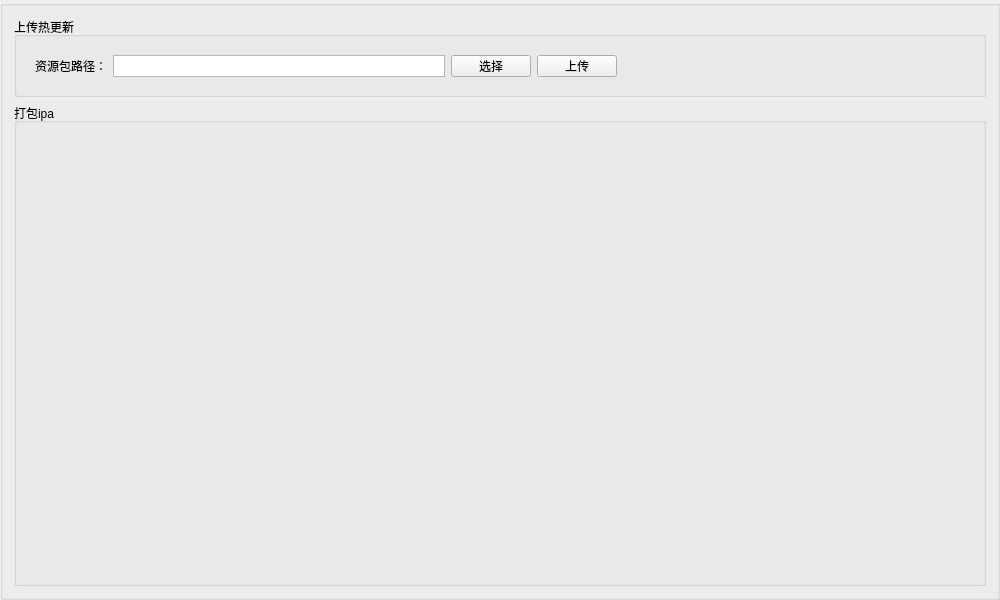
Above: packageBox.ui from MogooStudio/DebugTools before the change. Below: the same form after it.
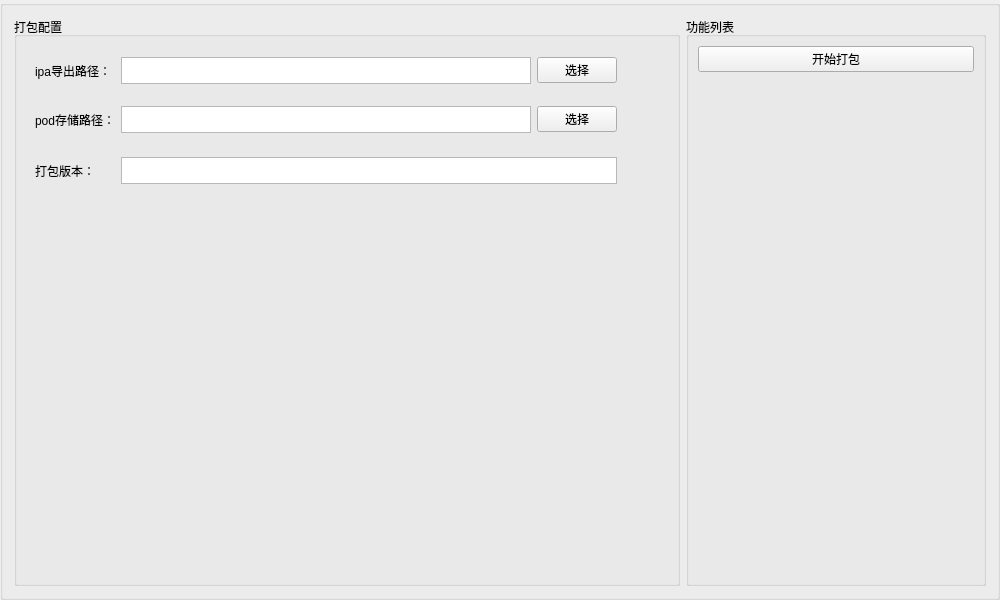
That is the form after the change.

```diff
--- a/packageBox.ui
+++ b/packageBox.ui
@@ -22,23 +22,11 @@
   <property name="title">
    <string/>
   </property>
-  <layout class="QVBoxLayout" name="verticalLayout_2">
-   <item>
-    <widget class="QGroupBox" name="groupBox">
-     <property name="minimumSize">
-      <size>
-       <width>0</width>
-       <height>80</height>
-      </size>
-     </property>
-     <property name="maximumSize">
-      <size>
-       <width>16777215</width>
-       <height>80</height>
-      </size>
-     </property>
+  <layout class="QGridLayout" name="gridLayout_2">
+   <item row="1" column="0">
+    <widget class="QGroupBox" name="groupBox_4">
      <property name="title">
-      <string>上传热更新</string>
+      <string>打包配置</string>
      </property>
      <layout class="QVBoxLayout" name="verticalLayout">
       <item>
@@ -52,7 +40,7 @@
         <property name="minimumSize">
          <size>
           <width>600</width>
-          <height>40</height>
+          <height>45</height>
          </size>
         </property>
         <property name="maximumSize">
@@ -64,8 +52,20 @@
         <layout class="QHBoxLayout" name="horizontalLayout">
          <item>
           <widget class="QLabel" name="label">
+           <property name="minimumSize">
+            <size>
+             <width>80</width>
+             <height>0</height>
+            </size>
+           </property>
+           <property name="maximumSize">
+            <size>
+             <width>80</width>
+             <height>16777215</height>
+            </size>
+           </property>
            <property name="text">
-            <string>资源包路径：</string>
+            <string>ipa导出路径：</string>
            </property>
           </widget>
          </item>
@@ -74,7 +74,7 @@
            <property name="maximumSize">
             <size>
              <width>16777215</width>
-             <height>25</height>
+             <height>16777215</height>
             </size>
            </property>
            <property name="verticalScrollBarPolicy">
@@ -92,24 +92,189 @@
            </property>
           </widget>
          </item>
+        </layout>
+       </widget>
+      </item>
+      <item>
+       <widget class="QWidget" name="widget_3" native="true">
+        <property name="sizePolicy">
+         <sizepolicy hsizetype="Preferred" vsizetype="Preferred">
+          <horstretch>0</horstretch>
+          <verstretch>0</verstretch>
+         </sizepolicy>
+        </property>
+        <property name="minimumSize">
+         <size>
+          <width>600</width>
+          <height>45</height>
+         </size>
+        </property>
+        <property name="maximumSize">
+         <size>
+          <width>500</width>
+          <height>45</height>
+         </size>
+        </property>
+        <layout class="QHBoxLayout" name="horizontalLayout_3">
          <item>
-          <widget class="QPushButton" name="btn_upload_files">
+          <widget class="QLabel" name="label_3">
+           <property name="minimumSize">
+            <size>
+             <width>80</width>
+             <height>0</height>
+            </size>
+           </property>
+           <property name="maximumSize">
+            <size>
+             <width>80</width>
+             <height>16777215</height>
+            </size>
+           </property>
            <property name="text">
-            <string>上传</string>
+            <string>pod存储路径：</string>
            </property>
           </widget>
          </item>
+         <item>
+          <widget class="QTextEdit" name="textEdit_pod">
+           <property name="maximumSize">
+            <size>
+             <width>16777215</width>
+             <height>16777215</height>
+            </size>
+           </property>
+           <property name="verticalScrollBarPolicy">
+            <enum>Qt::ScrollBarAlwaysOff</enum>
+           </property>
+           <property name="textInteractionFlags">
+            <set>Qt::NoTextInteraction</set>
+           </property>
+          </widget>
+         </item>
+         <item>
+          <widget class="QPushButton" name="btn_select_pod">
+           <property name="text">
+            <string>选择</string>
+           </property>
+          </widget>
+         </item>
         </layout>
        </widget>
       </item>
+      <item>
+       <widget class="QWidget" name="widget_2" native="true">
+        <property name="sizePolicy">
+         <sizepolicy hsizetype="Preferred" vsizetype="Preferred">
+          <horstretch>0</horstretch>
+          <verstretch>0</verstretch>
+         </sizepolicy>
+        </property>
+        <property name="minimumSize">
+         <size>
+          <width>600</width>
+          <height>45</height>
+         </size>
+        </property>
+        <property name="maximumSize">
+         <size>
+          <width>500</width>
+          <height>45</height>
+         </size>
+        </property>
+        <layout class="QHBoxLayout" name="horizontalLayout_2">
+         <item>
+          <widget class="QLabel" name="label_2">
+           <property name="minimumSize">
+            <size>
+             <width>80</width>
+             <height>0</height>
+            </size>
+           </property>
+           <property name="maximumSize">
+            <size>
+             <width>80</width>
+             <height>16777215</height>
+            </size>
+           </property>
+           <property name="text">
+            <string>打包版本：</string>
+           </property>
+          </widget>
+         </item>
+         <item>
+          <widget class="QTextEdit" name="textEdit_version">
+           <property name="maximumSize">
+            <size>
+             <width>16777215</width>
+             <height>16777215</height>
+            </size>
+           </property>
+           <property name="verticalScrollBarPolicy">
+            <enum>Qt::ScrollBarAlwaysOff</enum>
+           </property>
+           <property name="textInteractionFlags">
+            <set>Qt::NoTextInteraction</set>
+           </property>
+          </widget>
+         </item>
+        </layout>
+       </widget>
+      </item>
+      <item>
+       <spacer name="verticalSpacer">
+        <property name="orientation">
+         <enum>Qt::Vertical</enum>
+        </property>
+        <property name="sizeHint" stdset="0">
+         <size>
+          <width>20</width>
+          <height>40</height>
+         </size>
+        </property>
+       </spacer>
+      </item>
      </layout>
     </widget>
    </item>
-   <item>
-    <widget class="QGroupBox" name="groupBox_2">
+   <item row="1" column="1">
+    <widget class="QGroupBox" name="groupBox_5">
+     <property name="minimumSize">
+      <size>
+       <width>300</width>
+       <height>0</height>
+      </size>
+     </property>
+     <property name="maximumSize">
+      <size>
+       <width>300</width>
+       <height>16777215</height>
+      </size>
+     </property>
      <property name="title">
-      <string>打包ipa</string>
+      <string>功能列表</string>
      </property>
+     <layout class="QVBoxLayout" name="verticalLayout_3">
+      <item>
+       <widget class="QPushButton" name="btn_ipa">
+        <property name="text">
+         <string>开始打包</string>
+        </property>
+       </widget>
+      </item>
+      <item>
+       <spacer name="verticalSpacer_2">
+        <property name="orientation">
+         <enum>Qt::Vertical</enum>
+        </property>
+        <property name="sizeHint" stdset="0">
+         <size>
+          <width>20</width>
+          <height>40</height>
+         </size>
+        </property>
+       </spacer>
+      </item>
+     </layout>
     </widget>
    </item>
   </layout>
```
Left out of the diff: 4 changed lines with no effect on the pictures.
